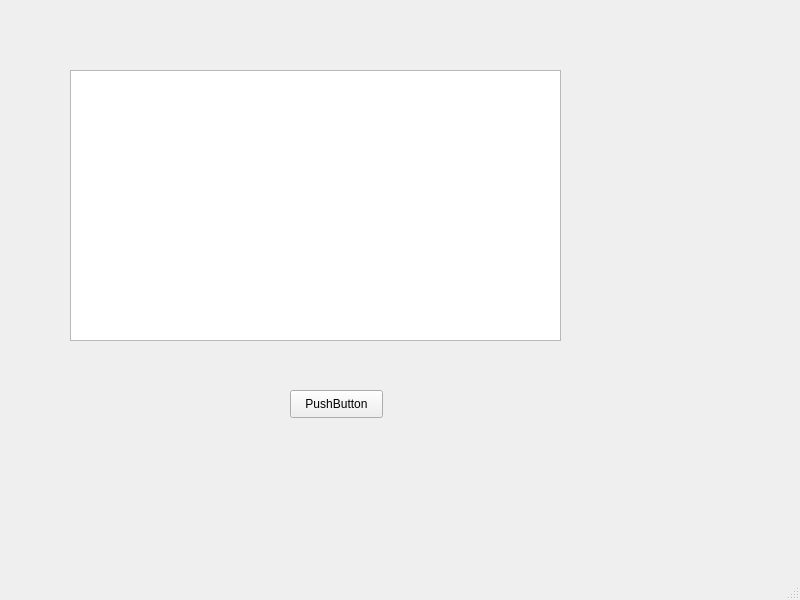
vonals/unet-master, file unet-master/UI/main.ui: the form before one commit.
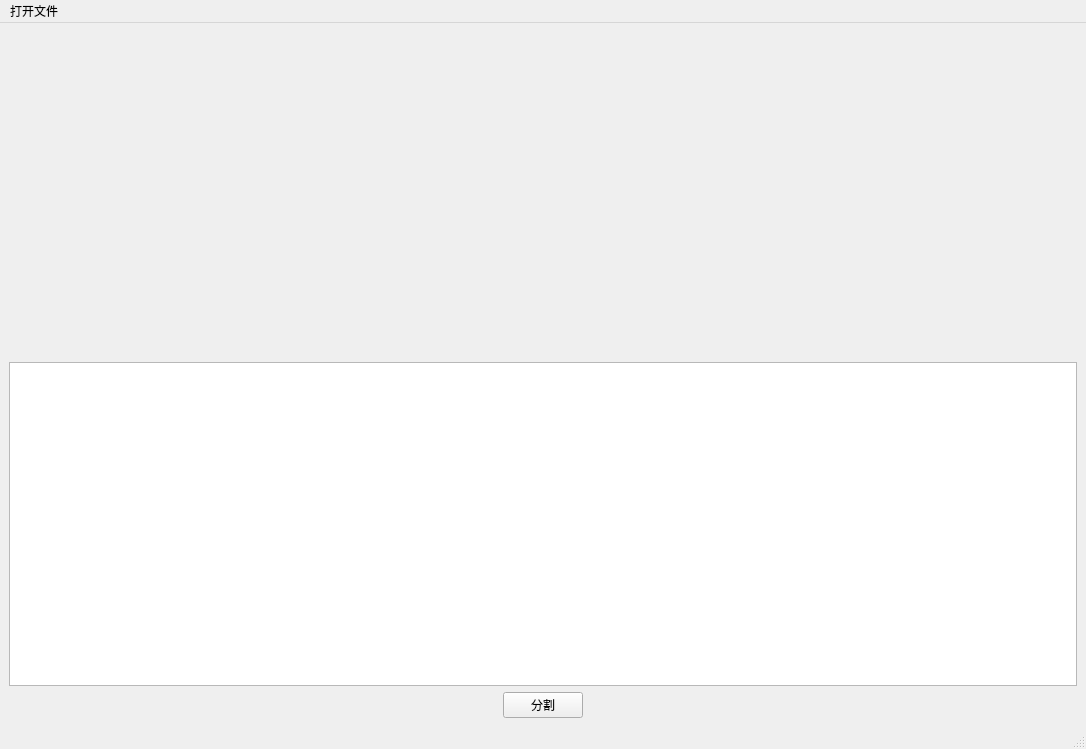
The form after the commit.

Commit message: 更新可用界面

Patch:
```diff
--- a/unet-master/UI/main.ui
+++ b/unet-master/UI/main.ui
@@ -6,47 +6,115 @@
    <rect>
     <x>0</x>
     <y>0</y>
-    <width>800</width>
-    <height>600</height>
+    <width>1086</width>
+    <height>749</height>
    </rect>
   </property>
+  <property name="sizePolicy">
+   <sizepolicy hsizetype="Fixed" vsizetype="Preferred">
+    <horstretch>0</horstretch>
+    <verstretch>0</verstretch>
+   </sizepolicy>
+  </property>
   <property name="windowTitle">
    <string>MainWindow</string>
   </property>
   <widget class="QWidget" name="centralwidget">
-   <widget class="QPushButton" name="pushButton">
-    <property name="geometry">
-     <rect>
-      <x>290</x>
-      <y>390</y>
-      <width>93</width>
-      <height>28</height>
-     </rect>
-    </property>
-    <property name="text">
-     <string>PushButton</string>
-    </property>
-   </widget>
-   <widget class="QTextEdit" name="textEdit">
-    <property name="geometry">
-     <rect>
-      <x>70</x>
-      <y>70</y>
-      <width>491</width>
-      <height>271</height>
-     </rect>
-    </property>
-   </widget>
+   <layout class="QVBoxLayout" name="verticalLayout_3">
+    <item>
+     <layout class="QVBoxLayout" name="verticalLayout_2">
+      <item>
+       <layout class="QHBoxLayout" name="horizontalLayout">
+        <item>
+         <widget class="QLabel" name="label_2">
+          <property name="sizePolicy">
+           <sizepolicy hsizetype="Preferred" vsizetype="Preferred">
+            <horstretch>1</horstretch>
+            <verstretch>0</verstretch>
+           </sizepolicy>
+          </property>
+          <property name="autoFillBackground">
+           <bool>true</bool>
+          </property>
+          <property name="text">
+           <string/>
+          </property>
+         </widget>
+        </item>
+        <item>
+         <widget class="QLabel" name="label">
+          <property name="sizePolicy">
+           <sizepolicy hsizetype="Preferred" vsizetype="Preferred">
+            <horstretch>1</horstretch>
+            <verstretch>0</verstretch>
+           </sizepolicy>
+          </property>
+          <property name="autoFillBackground">
+           <bool>true</bool>
+          </property>
+          <property name="text">
+           <string/>
+          </property>
+          <property name="scaledContents">
+           <bool>false</bool>
+          </property>
+          <property name="wordWrap">
+           <bool>false</bool>
+          </property>
+          <property name="openExternalLinks">
+           <bool>true</bool>
+          </property>
+         </widget>
+        </item>
+       </layout>
+      </item>
+      <item>
+       <widget class="QTextEdit" name="textEdit">
+        <property name="sizePolicy">
+         <sizepolicy hsizetype="Preferred" vsizetype="Preferred">
+          <horstretch>0</horstretch>
+          <verstretch>0</verstretch>
+         </sizepolicy>
+        </property>
+       </widget>
+      </item>
+      <item>
+       <layout class="QHBoxLayout" name="horizontalLayout_5">
+        <item>
+         <widget class="QPushButton" name="pushButton">
+          <property name="sizePolicy">
+           <sizepolicy hsizetype="Fixed" vsizetype="Fixed">
+            <horstretch>0</horstretch>
+            <verstretch>0</verstretch>
+           </sizepolicy>
+          </property>
+          <property name="text">
+           <string>分割</string>
+          </property>
+         </widget>
+        </item>
+       </layout>
+      </item>
+     </layout>
+    </item>
+   </layout>
   </widget>
   <widget class="QMenuBar" name="menubar">
    <property name="geometry">
     <rect>
      <x>0</x>
      <y>0</y>
-     <width>800</width>
+     <width>1086</width>
      <height>26</height>
     </rect>
    </property>
+   <widget class="QMenu" name="menu">
+    <property name="title">
+     <string>打开文件</string>
+    </property>
+    <addaction name="actionopen"/>
+   </widget>
+   <addaction name="menu"/>
   </widget>
   <widget class="QStatusBar" name="statusbar"/>
  </widget>
```
Left out of the diff: 5 changed lines with no effect on the pictures. The commit also changes 4 other files.
